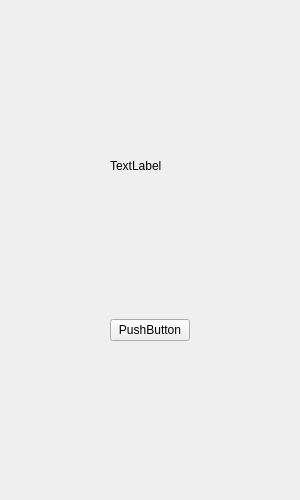
yifaaan/fchat, file fchat/registerdialog.ui: the form before one commit.
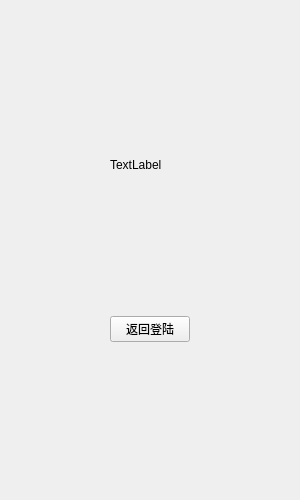
The form after the commit. The open tabs and pages were chosen to show the change. Custom widgets are drawn as their Qt base class.

Diff of the .ui file:
```diff
--- a/fchat/registerdialog.ui
+++ b/fchat/registerdialog.ui
@@ -453,7 +453,7 @@
            <item>
             <widget class="QPushButton" name="register_return_btn">
              <property name="text">
-              <string>PushButton</string>
+              <string>返回登陆</string>
              </property>
             </widget>
            </item>
```
